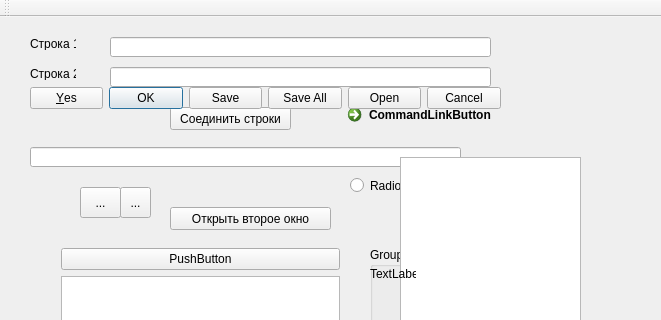
Above: lesson_5/QtNewDemo/mainwindow.ui from Chuvi-w/cpp before the change; both pictures show x 0 to 661 and y 0 to 320 of the 661 by 476 pixel window. Below: the same form after it.
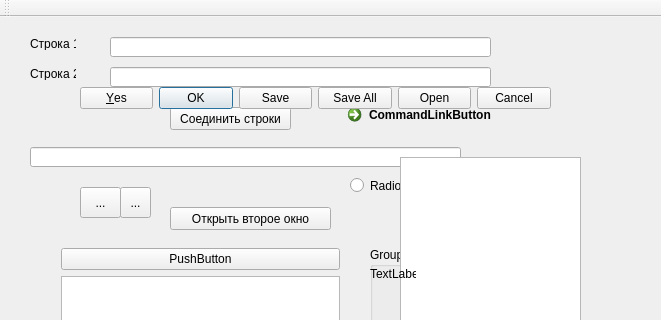
That is the form after the change.

Patch:
```diff
--- a/lesson_5/QtNewDemo/mainwindow.ui
+++ b/lesson_5/QtNewDemo/mainwindow.ui
@@ -261,7 +261,7 @@
    <widget class="QDialogButtonBox" name="buttonBox">
     <property name="geometry">
      <rect>
-      <x>30</x>
+      <x>80</x>
       <y>70</y>
       <width>471</width>
       <height>23</height>
```
